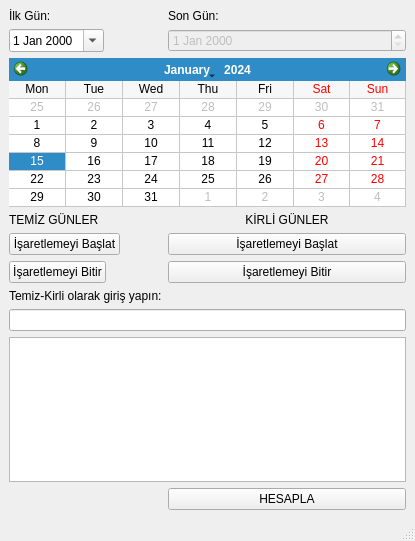
hsyntsy/HayizHesaplama, file mainwindow.ui: the form before one commit.
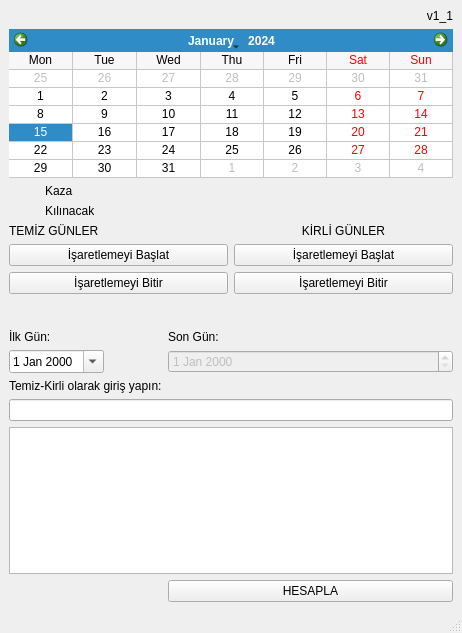
The form after the commit. Icons and pictures are not drawn. Custom widgets are drawn as their Qt base class.

What changed in the file:
```diff
--- a/mainwindow.ui
+++ b/mainwindow.ui
@@ -6,8 +6,8 @@
    <rect>
     <x>0</x>
     <y>0</y>
-    <width>415</width>
-    <height>541</height>
+    <width>462</width>
+    <height>633</height>
    </rect>
   </property>
   <property name="windowTitle">
@@ -15,28 +15,28 @@
   </property>
   <widget class="QWidget" name="centralwidget">
    <layout class="QFormLayout" name="formLayout">
-    <item row="0" column="0">
+    <item row="1" column="0">
      <widget class="QLabel" name="label">
       <property name="text">
        <string>İlk Gün:</string>
       </property>
      </widget>
     </item>
-    <item row="0" column="1">
+    <item row="1" column="1">
      <widget class="QLabel" name="label_2">
       <property name="text">
        <string>Son Gün:</string>
       </property>
      </widget>
     </item>
-    <item row="2" column="0">
+    <item row="4" column="0">
      <widget class="QDateEdit" name="startDateEdit">
       <property name="calendarPopup">
        <bool>true</bool>
       </property>
      </widget>
     </item>
-    <item row="2" column="1">
+    <item row="4" column="1">
      <widget class="QDateEdit" name="finishDateEdit">
       <property name="enabled">
        <bool>false</bool>
@@ -49,20 +49,26 @@
       </property>
      </widget>
     </item>
-    <item row="11" column="0" colspan="2">
-     <widget class="QLineEdit" name="lineEdit"/>
-    </item>
-    <item row="12" column="0" colspan="2">
-     <widget class="QTextEdit" name="messageTextEdit"/>
-    </item>
-    <item row="13" column="1">
+    <item row="15" column="1">
      <widget class="QPushButton" name="pushButton">
       <property name="text">
        <string>HESAPLA</string>
       </property>
      </widget>
     </item>
-    <item row="3" column="0" colspan="2">
+    <item row="0" column="0" colspan="2">
+     <layout class="QGridLayout" name="upperGridLayout">
+      <property name="bottomMargin">
+       <number>30</number>
+      </property>
+      <item row="7" column="0">
+       <widget class="QPushButton" name="finishTemizPushButton">
+        <property name="text">
+         <string>İşaretlemeyi Bitir</string>
+        </property>
+       </widget>
+      </item>
+      <item row="1" column="0" colspan="2">
      <widget class="CalendarWidget" name="calendarWidget">
       <property name="gridVisible">
        <bool>true</bool>
@@ -75,35 +81,31 @@
       </property>
      </widget>
     </item>
-    <item row="9" column="0">
-     <widget class="QPushButton" name="finishTemizPushButton">
-      <property name="text">
-       <string>İşaretlemeyi Bitir</string>
-      </property>
-     </widget>
-    </item>
-    <item row="9" column="1">
-     <widget class="QPushButton" name="finishKirliPushButton">
-      <property name="text">
-       <string>İşaretlemeyi Bitir</string>
-      </property>
-     </widget>
-    </item>
-    <item row="8" column="0">
+      <item row="6" column="0">
      <widget class="QPushButton" name="startTemizPushButton">
       <property name="text">
        <string>İşaretlemeyi Başlat</string>
       </property>
      </widget>
     </item>
-    <item row="8" column="1">
-     <widget class="QPushButton" name="startKirliPushButton">
+      <item row="0" column="1">
+       <widget class="QLabel" name="label_7">
       <property name="text">
-       <string>İşaretlemeyi Başlat</string>
-      </property>
-     </widget>
-    </item>
-    <item row="7" column="1">
+         <string>v1_1</string>
+        </property>
+        <property name="alignment">
+         <set>Qt::AlignRight|Qt::AlignTrailing|Qt::AlignVCenter</set>
+        </property>
+       </widget>
+      </item>
+      <item row="4" column="0">
+       <widget class="QLabel" name="label_3">
+        <property name="text">
+         <string>TEMİZ GÜNLER</string>
+        </property>
+       </widget>
+      </item>
+      <item row="4" column="1">
      <widget class="QLabel" name="label_4">
       <property name="text">
        <string>KİRLİ GÜNLER</string>
@@ -113,20 +115,98 @@
       </property>
      </widget>
     </item>
-    <item row="7" column="0">
-     <widget class="QLabel" name="label_3">
+      <item row="7" column="1">
+       <widget class="QPushButton" name="finishKirliPushButton">
       <property name="text">
-       <string>TEMİZ GÜNLER</string>
+         <string>İşaretlemeyi Bitir</string>
       </property>
      </widget>
     </item>
-    <item row="10" column="0">
+      <item row="2" column="0">
+       <layout class="QHBoxLayout" name="horizontalLayout">
+        <property name="bottomMargin">
+         <number>0</number>
+        </property>
+        <item>
+         <widget class="QLabel" name="label_8">
+          <property name="maximumSize">
+           <size>
+            <width>30</width>
+            <height>16777215</height>
+           </size>
+          </property>
+          <property name="text">
+           <string/>
+          </property>
+          <property name="pixmap">
+           <pixmap resource="resources.qrc">:/icons/yellow.ico</pixmap>
+          </property>
+         </widget>
+        </item>
+        <item>
+         <widget class="QLabel" name="label_6">
+          <property name="text">
+           <string>Kaza</string>
+          </property>
+         </widget>
+        </item>
+       </layout>
+      </item>
+      <item row="6" column="1">
+       <widget class="QPushButton" name="startKirliPushButton">
+        <property name="text">
+         <string>İşaretlemeyi Başlat</string>
+        </property>
+       </widget>
+      </item>
+      <item row="3" column="0">
+       <layout class="QHBoxLayout" name="horizontalLayout_2">
+        <property name="bottomMargin">
+         <number>0</number>
+        </property>
+        <item>
+         <widget class="QLabel" name="label_10">
+          <property name="maximumSize">
+           <size>
+            <width>30</width>
+            <height>16777215</height>
+           </size>
+          </property>
+          <property name="text">
+           <string/>
+          </property>
+         </widget>
+        </item>
+        <item>
+         <widget class="QLabel" name="label_9">
+          <property name="text">
+           <string>Kılınacak</string>
+          </property>
+         </widget>
+        </item>
+       </layout>
+      </item>
+      <item row="2" column="1">
+       <layout class="QHBoxLayout" name="horizontalLayout_3"/>
+      </item>
+      <item row="3" column="1">
+       <layout class="QHBoxLayout" name="horizontalLayout_4"/>
+      </item>
+     </layout>
+    </item>
+    <item row="5" column="0">
      <widget class="QLabel" name="label_5">
       <property name="text">
        <string>Temiz-Kirli olarak giriş yapın:</string>
       </property>
      </widget>
     </item>
+    <item row="6" column="0" colspan="2">
+     <widget class="QLineEdit" name="lineEdit"/>
+    </item>
+    <item row="7" column="0" colspan="2">
+     <widget class="QTextEdit" name="messageTextEdit"/>
+    </item>
    </layout>
   </widget>
   <widget class="QMenuBar" name="menubar">
```
Left out of the diff: 6 changed lines with no effect on the pictures. Lines whose indentation alone changed are shown as unchanged.
